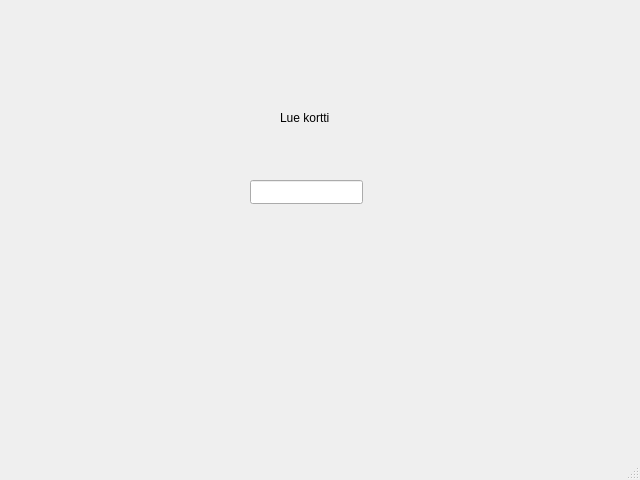
Old version of the form frontend/startwindow.ui in the repository slmksav/Qt6-ATM-app.
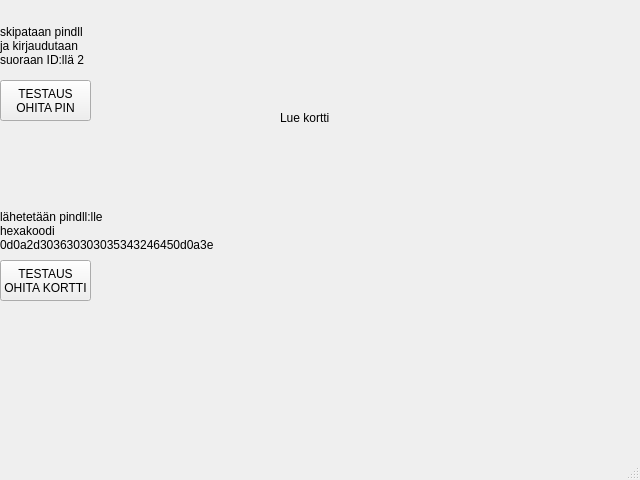
New version of the form.

Commit message: GUI functionality and buttons for testing

What changed in the file:
```diff
--- a/frontend/startwindow.ui
+++ b/frontend/startwindow.ui
@@ -17,17 +17,7 @@
    <string>MainWindow</string>
   </property>
   <widget class="QWidget" name="centralwidget">
-   <widget class="QLineEdit" name="cardInput">
-    <property name="geometry">
-     <rect>
-      <x>250</x>
-      <y>180</y>
-      <width>113</width>
-      <height>24</height>
-     </rect>
-    </property>
-   </widget>
-   <widget class="QLabel" name="label">
+   <widget class="QLabel" name="labelInfo">
     <property name="geometry">
      <rect>
       <x>280</x>
@@ -40,6 +30,64 @@
      <string>Lue kortti</string>
     </property>
    </widget>
+   <widget class="QPushButton" name="buttonOhitaPIN">
+    <property name="geometry">
+     <rect>
+      <x>0</x>
+      <y>80</y>
+      <width>91</width>
+      <height>41</height>
+     </rect>
+    </property>
+    <property name="text">
+     <string>TESTAUS
+OHITA PIN</string>
+    </property>
+   </widget>
+   <widget class="QLabel" name="label_2">
+    <property name="geometry">
+     <rect>
+      <x>0</x>
+      <y>0</y>
+      <width>151</width>
+      <height>91</height>
+     </rect>
+    </property>
+    <property name="text">
+     <string>skipataan pindll
+ja kirjaudutaan
+suoraan ID:llä 2</string>
+    </property>
+   </widget>
+   <widget class="QLabel" name="label_3">
+    <property name="geometry">
+     <rect>
+      <x>0</x>
+      <y>200</y>
+      <width>281</width>
+      <height>61</height>
+     </rect>
+    </property>
+    <property name="text">
+     <string>lähetetään pindll:lle
+hexakoodi
+0d0a2d303630303035343246450d0a3e</string>
+    </property>
+   </widget>
+   <widget class="QPushButton" name="buttonOhitaKortti">
+    <property name="geometry">
+     <rect>
+      <x>0</x>
+      <y>260</y>
+      <width>91</width>
+      <height>41</height>
+     </rect>
+    </property>
+    <property name="text">
+     <string>TESTAUS
+OHITA KORTTI</string>
+    </property>
+   </widget>
   </widget>
   <widget class="QMenuBar" name="menubar">
    <property name="geometry">
```
Left out of the diff: 2 changed lines with no effect on the pictures. The commit also changes 15 other files.
